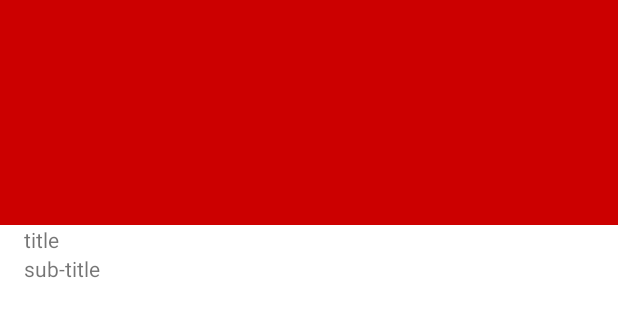
After one commit to PMR2023/android-app, an Android app: the layout post_item_big.xml on its own in the app's theme, with its tools: preview values and no code run, on a phone screen of 412 x 824 dp. The commit adds this screen. Shown: the top 317 px of the screen. Run offline under Robolectric (Android 15) with nearby library versions, the phone set to English and light mode, and no system bars.

Commit message:
Display big post item

```diff
--- a/app/src/main/AndroidManifest.xml
+++ b/app/src/main/AndroidManifest.xml
@@ -13,7 +13,7 @@
         android:theme="@style/Theme.Androidapp"
         tools:targetApi="31">
         <activity
-            android:name=".MainActivity"
+            android:name=".ui.MainActivity"
             android:exported="true">
             <intent-filter>
                 <action android:name="android.intent.action.MAIN" />
--- a/app/src/main/res/layout/activity_main.xml
+++ b/app/src/main/res/layout/activity_main.xml
@@ -5,7 +5,7 @@
     android:orientation="vertical"
     android:layout_width="match_parent"
     android:layout_height="match_parent"
-    tools:context=".MainActivity">
+    tools:context=".ui.MainActivity">
 
     <androidx.recyclerview.widget.RecyclerView
         android:id="@+id/list"
--- /dev/null
+++ b/app/src/main/res/layout/post_item_big.xml
@@ -0,0 +1,30 @@
+<?xml version="1.0" encoding="utf-8"?>
+<LinearLayout xmlns:android="http://schemas.android.com/apk/res/android"
+    xmlns:tools="http://schemas.android.com/tools"
+    android:layout_width="match_parent"
+    android:layout_height="200dp"
+    android:orientation="vertical">
+
+    <ImageView
+        android:id="@+id/big_post_image"
+        android:layout_width="match_parent"
+        android:layout_height="150dp"
+        android:background="@android:color/holo_red_dark" />
+
+
+    <TextView
+        android:layout_marginHorizontal="@dimen/s"
+        android:id="@+id/big_post_title"
+        android:layout_width="match_parent"
+        android:layout_height="wrap_content"
+        tools:text="title" />
+
+    <TextView
+        android:layout_marginHorizontal="@dimen/s"
+        android:id="@+id/big_post_description"
+        android:layout_width="match_parent"
+        android:layout_height="wrap_content"
+        android:text="@string/sub_title" />
+
+
+</LinearLayout>
--- /dev/null
+++ b/app/src/main/res/values/dimens.xml
@@ -0,0 +1,4 @@
+<?xml version="1.0" encoding="utf-8"?>
+<resources>
+    <dimen name="s">16dp</dimen>
+</resources>
```
Also changed, not shown: app/src/main/java/fr/ec/app/MainActivity.kt (deleted, +0 -64 lines), app/src/main/java/fr/ec/app/ui/MainActivity.kt (added, +26 -0 lines), app/src/main/java/fr/ec/app/ui/adapter/PostAdapter.kt (added, +64 -0 lines), app/src/main/java/fr/ec/app/ui/adapter/PostBigViewHolder.kt (added, +19 -0 lines), app/src/main/java/fr/ec/app/ui/adapter/PostViewHolder.kt (added, +21 -0 lines).
